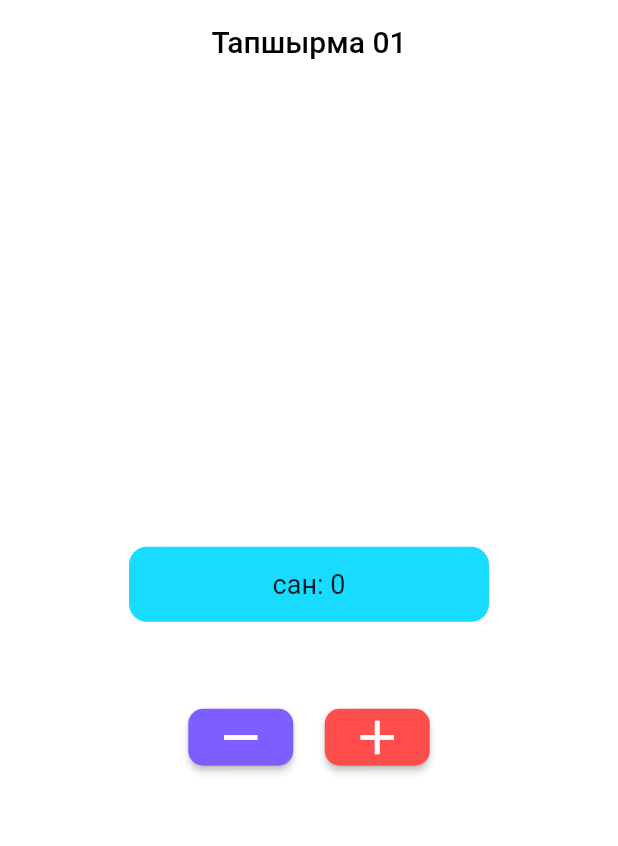
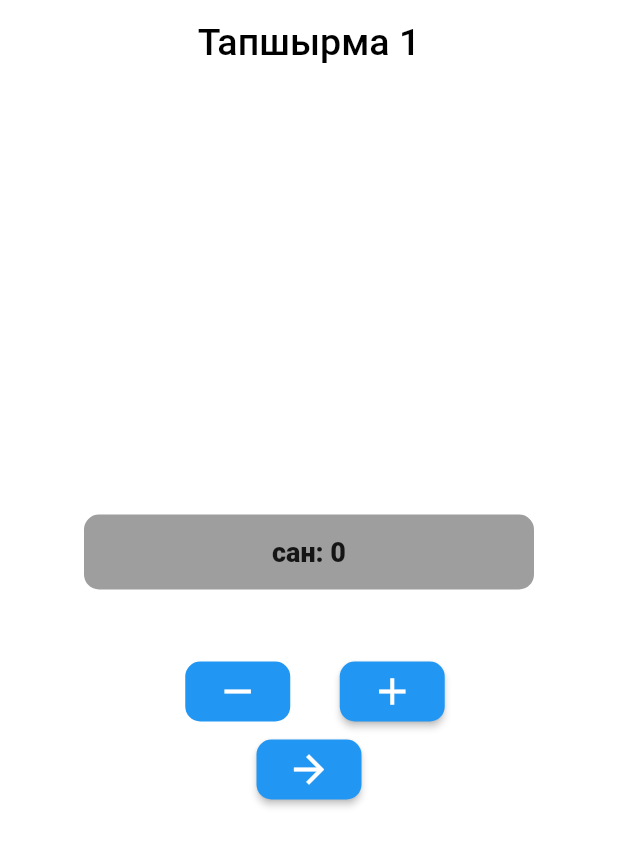
Before and after one commit to ErnistAkun/counter_ap, a Flutter app: the screen it shows after launch, on a phone screen of 412 x 824 dp. Shown: the top 846 px of the screen. Run offline on Flutter 3.47's test engine with Material 2 defaults, Android fonts, the phone set to English and light mode, and no system bars.

Commit message:
counter app is done

```diff
--- a/lib/birinchi_barak.dart
+++ /dev/null
@@ -1,84 +0,0 @@
-import 'package:flutter/material.dart';
-
-class BirinchiBarak extends StatefulWidget {
-  const BirinchiBarak({super.key});
-
-  @override
-  State<BirinchiBarak> createState() => _BirinchiBarakState();
-}
-
-class _BirinchiBarakState extends State<BirinchiBarak> {
-  int san = 0;
-
-  @override
-  Widget build(BuildContext context) {
-    return Scaffold(
-      backgroundColor: const Color(0xffffffff),
-      appBar: AppBar(
-        backgroundColor: const Color(0xffffffff),
-        title: const Text(
-          'Тапшырма 01',
-          style: TextStyle(color: Colors.black),
-        ),
-        elevation: 0,
-        centerTitle: true,
-      ),
-      body: Column(
-        mainAxisAlignment: MainAxisAlignment.center,
-        children: [
-          Container(
-            decoration: const BoxDecoration(
-              color: Color(0xff18dcff),
-              borderRadius: BorderRadius.all(Radius.circular(12)),
-
-              // misal kaalagan burchtu ozgort
-
-              // borderRadius: BorderRadius.only(
-              //     topLeft: Radius.circular(25),
-              //     bottomRight: Radius.circular(15)),
-            ),
-            height: 50,
-            width: 240,
-            child: Center(
-              child: Text(
-                'сан: $san',
-                style: const TextStyle(fontSize: 18),
-              ),
-            ),
-          ),
-          const SizedBox(height: 53),
-          Row(
-            mainAxisAlignment: MainAxisAlignment.center,
-            children: [
-              ElevatedButton(
-                onPressed: () {},
-                child: Icon(
-                  Icons.remove,
-                  size: 38,
-                ),
-                style: ElevatedButton.styleFrom(
-                    backgroundColor: Color(0xff7d5fff),
-                    shape: const RoundedRectangleBorder(
-                      borderRadius: BorderRadius.all(Radius.circular(10)),
-                    )),
-              ),
-              const SizedBox(width: 21),
-              ElevatedButton(
-                onPressed: () {},
-                child: Icon(
-                  Icons.add,
-                  size: 38,
-                ),
-                style: ElevatedButton.styleFrom(
-                    backgroundColor: const Color(0xffff4d4d),
-                    shape: const RoundedRectangleBorder(
-                      borderRadius: BorderRadius.all(Radius.circular(10)),
-                    )),
-              ),
-            ],
-          ),
-        ],
-      ),
-    );
-  }
-}
--- a/lib/main.dart
+++ b/lib/main.dart
@@ -1,4 +1,5 @@
-import 'package:counter_ap/birinchi_barak.dart';
+import 'package:counter_ap/pages/birinchi_bet.dart';
+import 'package:counter_ap/pages/ekinchi_bet.dart';
 import 'package:flutter/material.dart';
 
 void main() {
@@ -8,12 +9,12 @@ void main() {
 class MyApp extends StatelessWidget {
   const MyApp({super.key});
 
-  // This widget is the root of your application.
   @override
   Widget build(BuildContext context) {
-    return MaterialApp(
+    return const MaterialApp(
       debugShowCheckedModeBanner: false,
-      home: BirinchiBarak(),
+
+      home: BirinchiBet(),
     );
   }
 }
--- /dev/null
+++ b/lib/pages/birinchi_bet.dart
@@ -0,0 +1,144 @@
+import 'dart:developer';
+
+import 'package:counter_ap/pages/ekinchi_bet.dart';
+import 'package:flutter/material.dart';
+
+class BirinchiBet extends StatefulWidget {
+  const BirinchiBet({super.key});
+
+  @override
+  State<BirinchiBet> createState() => _BirinchiBetState();
+}
+
+class _BirinchiBetState extends State<BirinchiBet> {
+  int esep = 0;
+
+  kemituu() {
+    setState(() {});
+    esep--;
+    log('kemituu ====>>> $esep');
+  }
+
+  koshuu() {
+    setState(() {});
+    esep = esep + 1;
+  }
+
+  @override
+  Widget build(BuildContext context) {
+    return Scaffold(
+      backgroundColor: Colors.white,
+      appBar: AppBar(
+        backgroundColor: Colors.white,
+        title: const Center(
+          child: Text(
+            'Тапшырма 1',
+            style: TextStyle(
+              color: Colors.black,
+              fontSize: 25.0,
+            ),
+          ),
+        ),
+        elevation: 0,
+        // centerTitle: true,
+      ),
+      body: Column(
+        mainAxisAlignment: MainAxisAlignment.center,
+        children: [
+          Container(
+            height: 50.0,
+            width: 300.0,
+            decoration: const BoxDecoration(
+              color: Colors.grey,
+              borderRadius: BorderRadius.all(
+                Radius.circular(10),
+              ),
+            ),
+            child: Center(
+              child: Text(
+                'сан: $esep',
+
+                /// + esep.toString(),
+                style: const TextStyle(
+                  fontSize: 18,
+                  fontWeight: FontWeight.w900,
+                ),
+              ),
+            ),
+          ),
+          const SizedBox(height: 40),
+          Row(
+            mainAxisAlignment: MainAxisAlignment.center,
+            children: [
+              TextButton(
+                onPressed: () {
+                  // setState(() {});
+                  // esep--;
+                  // log('esep===>>> $esep');
+                  kemituu();
+                },
+                child: Container(
+                  height: 40,
+                  width: 70,
+                  decoration: const BoxDecoration(
+                    color: Colors.blue,
+                    borderRadius: BorderRadius.all(
+                      Radius.circular(10),
+                    ),
+                  ),
+                  child: const Icon(
+                    Icons.remove,
+                    size: 30,
+                    color: Colors.white,
+                  ),
+                ),
+
+                // esep = esep - 1;
+                // // esep--;
+                // log('esep====> $esep');
+              ),
+              const SizedBox(
+                width: 25,
+              ),
+              ElevatedButton(
+                child: Icon(
+                  Icons.add,
+                  size: 30,
+                  color: Colors.white,
+                ),
+                onPressed: koshuu,
+                style: ElevatedButton.styleFrom(
+                  minimumSize: Size(70, 40),
+                  backgroundColor: Colors.blue,
+                  shape: RoundedRectangleBorder(
+                    borderRadius: BorderRadius.circular(10),
+                  ),
+                ),
+              ),
+            ],
+          ),
+          ElevatedButton(
+            child: Icon(
+              Icons.arrow_forward,
+              size: 30,
+              color: Colors.white,
+            ),
+            onPressed: () {
+              Navigator.of(context).push(MaterialPageRoute(
+                  builder: (context) => EkinchiBet(
+                        kelgenSan: esep.toString(),
+                      )));
+            },
+            style: ElevatedButton.styleFrom(
+              minimumSize: const Size(70, 40),
+              backgroundColor: Colors.blue,
+              shape: RoundedRectangleBorder(
+                borderRadius: BorderRadius.circular(10),
+              ),
+            ),
+          ),
+        ],
+      ),
+    );
+  }
+}
--- a/pubspec.yaml
+++ b/pubspec.yaml
@@ -46,7 +46,7 @@ dev_dependencies:
   # activated in the `analysis_options.yaml` file located at the root of your
   # package. See that file for information about deactivating specific lint
   # rules and activating additional ones.
-  flutter_lints: ^2.0.0
+  # flutter_lints: ^2.0.0
 
 # For information on the generic Dart part of this file, see the
 # following page: https://dart.dev/tools/pub/pubspec
```
Also changed, not shown: lib/ekinchi_barak.dart (deleted, +0 -10 lines), lib/pages/ekinchi_bet.dart (added, +48 -0 lines), pubspec.lock.
